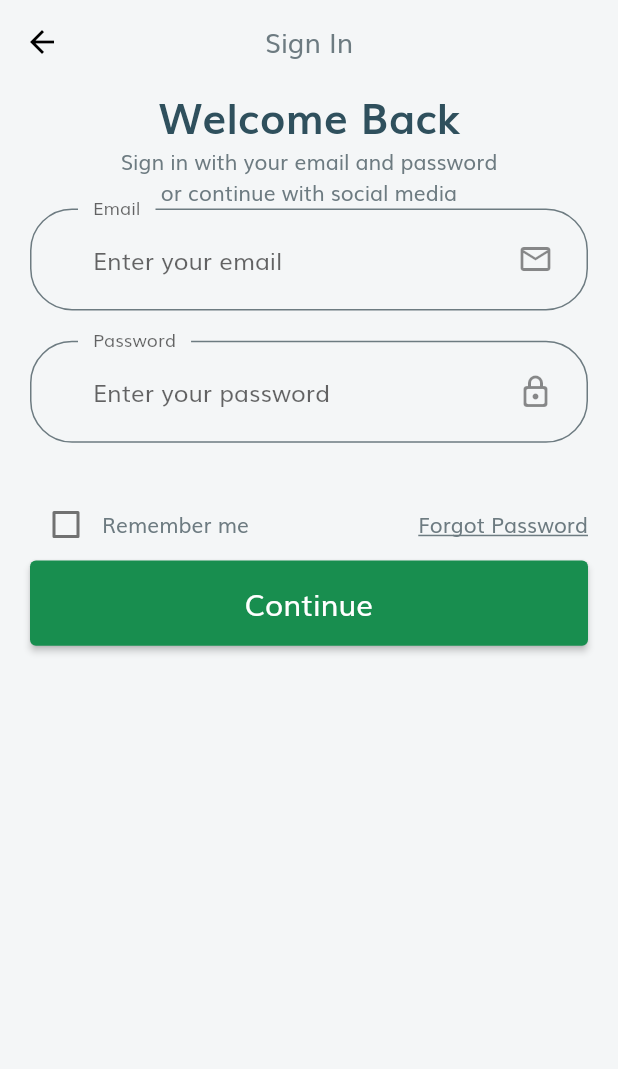
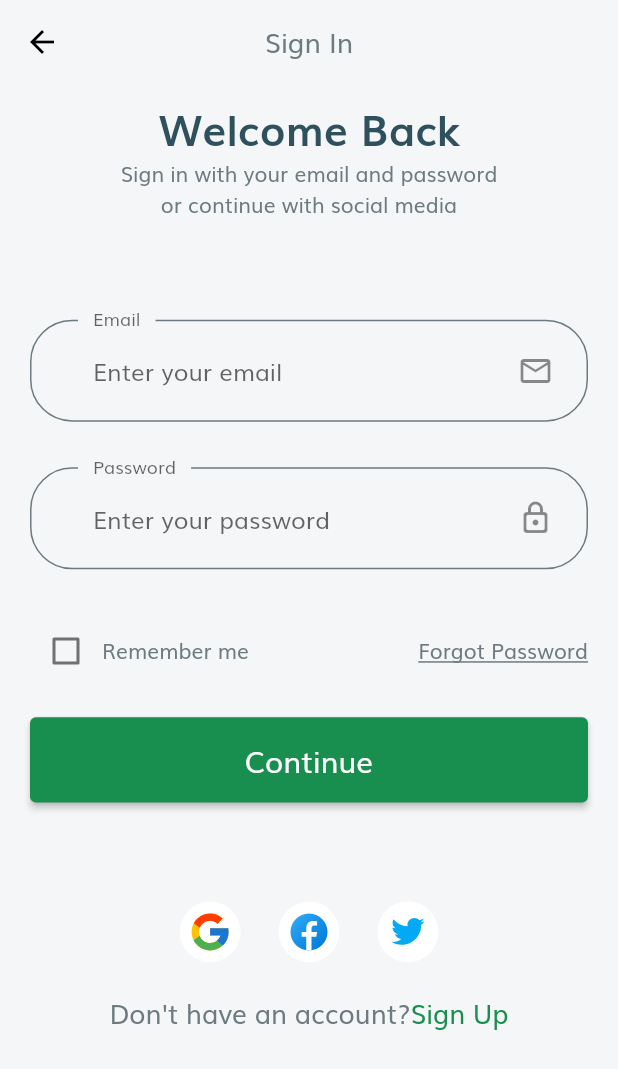
Before and after one commit to Mudennn/Denai_app, a Flutter app: the screen it shows after launch, after a tap on "Continue", on a phone screen of 412 x 824 dp. Shown: the top 1069 px of the screen. Run offline on Flutter 3.47's test engine with Material 2 defaults, Android fonts, the light colour scheme and no system bars; our stand-ins replace bloc, equatable, flutter_bloc, flutter_svg.

Commit message:
Sign In page Final

```diff
--- /dev/null
+++ b/lib/components/social_icon.dart
@@ -0,0 +1,29 @@
+import 'package:flutter/material.dart';
+import 'package:flutter_svg/flutter_svg.dart';
+
+import '../size_config.dart';
+
+class SocialCard extends StatelessWidget {
+  const SocialCard({
+    super.key,
+    required this.icon,
+    required this.press,
+  });
+  final String icon;
+  final VoidCallback? press;
+  @override
+  Widget build(BuildContext context) {
+    return GestureDetector(
+      onTap: press,
+      child: Container(
+        margin:
+            EdgeInsets.symmetric(horizontal: getProportionateScreenWidth(10)),
+        padding: EdgeInsets.all(getProportionateScreenWidth(5)),
+        height: getProportionateScreenHeight(40),
+        width: getProportionateScreenWidth(40),
+        decoration: BoxDecoration(color: Colors.white, shape: BoxShape.circle),
+        child: SvgPicture.asset(icon),
+      ),
+    );
+  }
+}
--- a/lib/pages/sign_in/components/body.dart
+++ b/lib/pages/sign_in/components/body.dart
@@ -1,10 +1,14 @@
-import 'package:denai_app/components/default_button.dart';
+// import 'package:denai_app/components/default_button.dart';
 // import 'package:denai_app/components/custom_surffix_icon.dart';
-import 'package:denai_app/components/form_error.dart';
+// import 'package:denai_app/components/form_error.dart';
+import 'package:denai_app/components/social_icon.dart';
+import 'package:denai_app/size_config.dart';
 import 'package:flutter/material.dart';
 import 'package:denai_app/size_config.dart';
+import 'package:flutter_svg/flutter_svg.dart';
 
 import '../../../constant.dart';
+import 'sign_in_form.dart';
 
 class Body extends StatelessWidget {
   const Body({super.key});
@@ -18,172 +22,76 @@ class Body extends StatelessWidget {
         padding: const EdgeInsets.symmetric(
           horizontal: 20,
         ),
+        child: SingleChildScrollView(
           child: Column(
-          children: const [
+            children: [
+              SizedBox(
+                height: SizeConfig.screenHeight * 0.01,
+              ),
               // Tittle
-            Text(
+              const Text(
                 "Welcome Back",
                 style: TextStyle(
                     color: headingColor,
                     fontSize: 28,
                     fontWeight: FontWeight.bold),
               ),
-            Text(
+              const Text(
                 "Sign in with your email and password \nor continue with social media",
                 textAlign: TextAlign.center,
                 style: TextStyle(color: textColor),
               ),
+              SizedBox(
+                height: SizeConfig.screenHeight * 0.08,
+              ),
+              // Sign Form
               SignForm(),
+              SizedBox(
+                height: SizeConfig.screenHeight * 0.08,
+              ),
+              // Social media container
+              Row(
+                mainAxisAlignment: MainAxisAlignment.center,
+                children: [
+                  SocialCard(
+                    icon: "assets/image/icons8-google.svg",
+                    press: () {},
+                  ),
+                  SocialCard(
+                    icon: "assets/image/icons8-facebook.svg",
+                    press: () {},
+                  ),
+                  SocialCard(
+                    icon: "assets/image/icons8-twitter.svg",
+                    press: () {},
+                  ),
                 ],
+              ),
+              SizedBox(
+                height: getProportionateScreenHeight(20),
+              ),
+              // Sign Up Container
+              Row(
+                mainAxisAlignment: MainAxisAlignment.center,
+                children: [
+                  Text(
+                    "Don't have an account?",
+                    style: TextStyle(
+                      fontSize: getProportionateScreenWidth(16),
+                    ),
+                  ),
+                  Text(
+                    "Sign Up",
+                    style: TextStyle(
+                        fontSize: getProportionateScreenWidth(16),
+                        color: buttonColor),
+                  ),
+                ],
+              )
+            ],
+          ),
         ),
       )),
     );
   }
 }
-
-// Form
-
-class SignForm extends StatefulWidget {
-  const SignForm({super.key});
-
-  @override
-  State<SignForm> createState() => _SignFormState();
-}
-
-class _SignFormState extends State<SignForm> {
-  final _formKey = GlobalKey<FormState>();
-  final List<String> errors = [];
-  late String email;
-  late String password;
-
-  @override
-  Widget build(BuildContext context) {
-    return Form(
-        key: _formKey,
-        child: Column(
-          children: [
-            buildEmailFromField(),
-            SizedBox(
-              height: getProportionateScreenHeight(20),
-            ),
-            buildPasswordFormField(),
-            SizedBox(
-              height: getProportionateScreenHeight(20),
-            ),
-            FormError(errors: errors),
-            SizedBox(
-              height: getProportionateScreenHeight(10),
-            ),
-            Row(
-              children: [
-                Checkbox(
-                  value: false,
-                  onChanged: (value) {},
-                ),
-                Text("Remember me"),
-                Spacer(),
-                Text(
-                  "Forgot Password",
-                  style: TextStyle(decoration: TextDecoration.underline),
-                )
-              ],
-            ),
-            DefaultButton(
-              text: 'Continue',
-              press: () {
-                if (_formKey.currentState!.validate()) {
-                  _formKey.currentState?.save();
-                }
-              },
-            ),
-          ],
-        ));
-  }
-
-//Password form field
-  TextFormField buildPasswordFormField() {
-    return TextFormField(
-      onSaved: (newValue) => password = newValue!,
-      onChanged: (value) {
-        if (value.isNotEmpty && errors.contains(passNullError)) {
-          setState(() {
-            errors.remove(passNullError);
-          });
-        } else if (value.length >= 8 && errors.contains(shortPassError)) {
-          setState(() {
-            errors.remove(shortPassError);
-          });
-        }
-        return;
-      },
-      validator: (value) {
-        if (value!.isEmpty && !errors.contains(passNullError)) {
-          setState(() {
-            errors.add(passNullError);
-          });
-        } else if (value.length < 8 && !errors.contains(shortPassError)) {
-          setState(() {
-            errors.add(shortPassError);
-          });
-        }
-        return null;
-      },
-      obscureText: true,
-      decoration: InputDecoration(
-        labelText: "Password",
-        hintText: "Enter your password",
-        floatingLabelBehavior: FloatingLabelBehavior.always,
-        suffixIcon: Padding(
-          padding: EdgeInsets.fromLTRB(0, getProportionateScreenWidth(20),
-              getProportionateScreenWidth(20), getProportionateScreenWidth(20)),
-          child: const Icon(Icons.lock_outline_rounded),
-        ),
-      ),
-    );
-  }
-
-// Email Form Field
-  TextFormField buildEmailFromField() {
-    return TextFormField(
-      keyboardType: TextInputType.emailAddress,
-      onSaved: (newValue) => email = newValue!,
-      onChanged: (value) {
-        if (value.isNotEmpty && errors.contains(emailNullError)) {
-          setState(() {
-            errors.remove(emailNullError);
-          });
-        } else if (emailValidatorRegExp.hasMatch(value) &&
-            errors.contains(invalidEmailError)) {
-          setState(() {
-            errors.remove(invalidEmailError);
-          });
-        }
-        return;
-      },
-      validator: (value) {
-        if (value!.isEmpty && !errors.contains(emailNullError)) {
-          setState(() {
-            errors.add(emailNullError);
-          });
-        } else if (!emailValidatorRegExp.hasMatch(value) &&
-            !errors.contains(invalidEmailError)) {
-          setState(() {
-            errors.add(invalidEmailError);
-          });
-        }
-        return null;
-      },
-      decoration: InputDecoration(
-        labelText: "Email",
-        hintText: "Enter your email",
-        floatingLabelBehavior: FloatingLabelBehavior.always,
-        // suffixIcon: CustomeSurffixIcon(),
-        suffixIcon: Padding(
-          padding: EdgeInsets.fromLTRB(0, getProportionateScreenWidth(20),
-              getProportionateScreenWidth(20), getProportionateScreenWidth(20)),
-          child: const Icon(Icons.email_outlined),
-        ),
-      ),
-    );
-  }
-}
--- /dev/null
+++ b/lib/pages/sign_in/components/sign_in_form.dart
@@ -0,0 +1,159 @@
+import 'package:denai_app/components/form_error.dart';
+import 'package:flutter/material.dart';
+
+import '../../../components/default_button.dart';
+import '../../../constant.dart';
+import '../../../size_config.dart';
+
+// Sign in form page untuk masukkan email dan password
+
+class SignForm extends StatefulWidget {
+  const SignForm({super.key});
+
+  @override
+  State<SignForm> createState() => _SignFormState();
+}
+
+class _SignFormState extends State<SignForm> {
+  final _formKey = GlobalKey<FormState>();
+  final List<String> errors = [];
+  late String email;
+  late String password;
+  bool remember = false;
+
+  @override
+  Widget build(BuildContext context) {
+    return Form(
+        key: _formKey,
+        child: Column(
+          children: [
+            buildEmailFromField(),
+            SizedBox(
+              height: getProportionateScreenHeight(30),
+            ),
+            buildPasswordFormField(),
+            SizedBox(
+              height: getProportionateScreenHeight(30),
+            ),
+            Row(
+              children: [
+                Checkbox(
+                  value: remember,
+                  activeColor: buttonColor,
+                  onChanged: (value) {
+                    setState(() {
+                      remember = value!;
+                    });
+                  },
+                ),
+                const Text("Remember me"),
+                const Spacer(),
+                const Text(
+                  "Forgot Password",
+                  style: TextStyle(decoration: TextDecoration.underline),
+                )
+              ],
+            ),
+            FormError(errors: errors),
+            SizedBox(
+              height: getProportionateScreenHeight(20),
+            ),
+            DefaultButton(
+              text: 'Continue',
+              press: () {
+                if (_formKey.currentState!.validate()) {
+                  _formKey.currentState?.save();
+                }
+              },
+            ),
+          ],
+        ));
+  }
+
+//Password form field
+  TextFormField buildPasswordFormField() {
+    return TextFormField(
+      onSaved: (newValue) => password = newValue!,
+      onChanged: (value) {
+        if (value.isNotEmpty && errors.contains(passNullError)) {
+          setState(() {
+            errors.remove(passNullError);
+          });
+        } else if (value.length >= 8 && errors.contains(shortPassError)) {
+          setState(() {
+            errors.remove(shortPassError);
+          });
+        }
+        return;
+      },
+      validator: (value) {
+        if (value!.isEmpty && !errors.contains(passNullError)) {
+          setState(() {
+            errors.add(passNullError);
+          });
+        } else if (value.length < 8 && !errors.contains(shortPassError)) {
+          setState(() {
+            errors.add(shortPassError);
+          });
+        }
+        return null;
+      },
+      obscureText: true,
+      decoration: InputDecoration(
+        labelText: "Password",
+        hintText: "Enter your password",
+        floatingLabelBehavior: FloatingLabelBehavior.always,
+        suffixIcon: Padding(
+          padding: EdgeInsets.fromLTRB(0, getProportionateScreenWidth(20),
+              getProportionateScreenWidth(20), getProportionateScreenWidth(20)),
+          child: const Icon(Icons.lock_outline_rounded),
+        ),
+      ),
+    );
+  }
+
+// Email Form Field
+  TextFormField buildEmailFromField() {
+    return TextFormField(
+      keyboardType: TextInputType.emailAddress,
+      onSaved: (newValue) => email = newValue!,
+      onChanged: (value) {
+        if (value.isNotEmpty && errors.contains(emailNullError)) {
+          setState(() {
+            errors.remove(emailNullError);
+          });
+        } else if (emailValidatorRegExp.hasMatch(value) &&
+            errors.contains(invalidEmailError)) {
+          setState(() {
+            errors.remove(invalidEmailError);
+          });
+        }
+        return;
+      },
+      validator: (value) {
+        if (value!.isEmpty && !errors.contains(emailNullError)) {
+          setState(() {
+            errors.add(emailNullError);
+          });
+        } else if (!emailValidatorRegExp.hasMatch(value) &&
+            !errors.contains(invalidEmailError)) {
+          setState(() {
+            errors.add(invalidEmailError);
+          });
+        }
+        return null;
+      },
+      decoration: InputDecoration(
+        labelText: "Email",
+        hintText: "Enter your email",
+        floatingLabelBehavior: FloatingLabelBehavior.always,
+        // suffixIcon: CustomeSurffixIcon(),
+        suffixIcon: Padding(
+          padding: EdgeInsets.fromLTRB(0, getProportionateScreenWidth(20),
+              getProportionateScreenWidth(20), getProportionateScreenWidth(20)),
+          child: const Icon(Icons.email_outlined),
+        ),
+      ),
+    );
+  }
+}
```
Also changed, not shown: assets/image/icons8-facebook.svg (added), assets/image/icons8-google.svg (added), assets/image/icons8-twitter.svg (added). Lines whose indentation alone changed are shown as unchanged.
